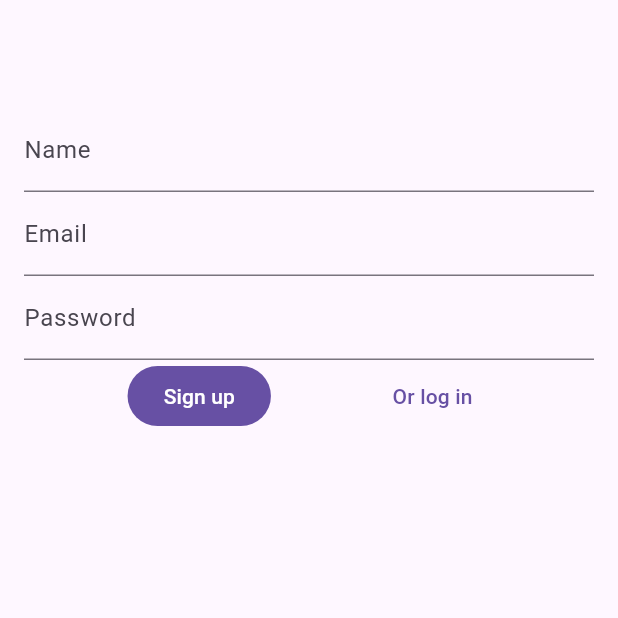
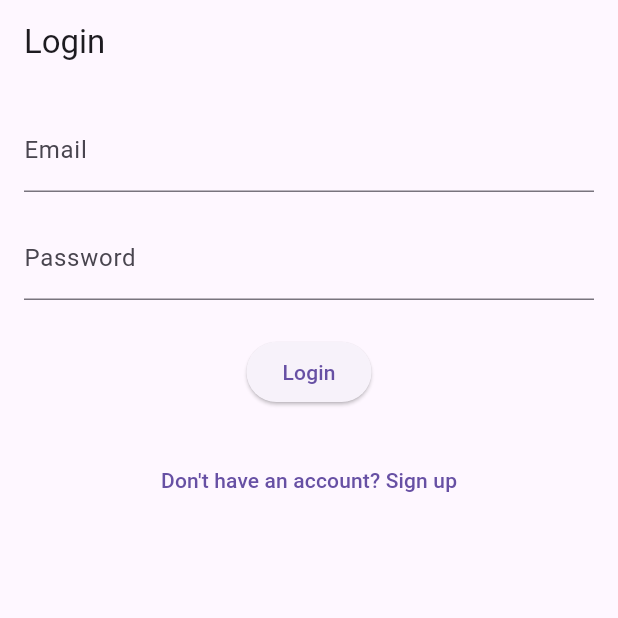
Before and after one commit to asieraduriz/savvy_expense_tracker, a Flutter app: the screen it shows after launch, on a phone screen of 412 x 824 dp, the top half of it. Run offline on Flutter 3.47's test engine with Material 3 defaults, Android fonts, the phone set to English and light mode, and no system bars; accounts and stored records are empty.

Commit message:
Replace login and signup pages with one auth page that toggles the ui between them

```diff
--- a/flutter_app/lib/gates/auth.dart
+++ b/flutter_app/lib/gates/auth.dart
@@ -1,8 +1,8 @@
 import 'package:flutter/material.dart';
 import 'package:provider/provider.dart';
 import 'package:savvy_expense_tracker/providers/auth.dart';
+import 'package:savvy_expense_tracker/screens/auth.dart';
 import 'package:savvy_expense_tracker/screens/home.dart';
-import 'package:savvy_expense_tracker/screens/signup.dart';
 
 class AuthGate extends StatelessWidget {
   const AuthGate({super.key});
@@ -11,10 +11,11 @@ class AuthGate extends StatelessWidget {
   Widget build(BuildContext context) {
     return Consumer<AuthProvider>(
       builder: (context, auth, child) {
+        print("Is not empty ${auth.accessToken?.isNotEmpty}");
         if (auth.accessToken?.isNotEmpty == true) {
           return const HomePage();
         }
-        return const SignupPage();
+        return const AuthPage();
       },
     );
   }
--- a/flutter_app/lib/providers/auth.dart
+++ b/flutter_app/lib/providers/auth.dart
@@ -4,7 +4,11 @@ import 'package:flutter/material.dart';
 import 'package:savvy_expense_tracker/interfaces/user.dart';
 import 'package:savvy_expense_tracker/services/auth.dart';
 
+enum AuthStatus { unauthenticated, authenticating, authenticated }
+
 class AuthProvider extends ChangeNotifier {
+  AuthStatus _status = AuthStatus.unauthenticated;
+  String? _errorMessage;
   final AuthService authService;
 
   User? _user;
@@ -12,21 +16,51 @@ class AuthProvider extends ChangeNotifier {
 
   AuthProvider({required this.authService});
 
+  AuthStatus get status => _status;
+  String? get errorMessage => _errorMessage;
   User? get user => _user;
   String? get accessToken => _accessToken;
 
   Future<void> signup(String name, String email, String password) async {
+    _status = AuthStatus.authenticating;
+    notifyListeners();
+
+    await Future.delayed(const Duration(seconds: 1));
+
     final response = await authService.signup(name, email, password);
     if (response.statusCode == 201) {
       final decodedResponse = jsonDecode(response.body);
       _user = User.fromJson(decodedResponse);
       _accessToken = decodedResponse['access_token'];
+      _status = AuthStatus.authenticated;
 
       print(_user);
       print(_accessToken);
-      notifyListeners();
     } else {
-      throw Exception('Errror signing up user. ${response.body}');
+      _status = AuthStatus.unauthenticated;
+      _errorMessage = 'Errror signing up user. ${response.body}';
     }
+    notifyListeners();
+  }
+
+  Future<void> login(String email, String password) async {
+    _status = AuthStatus.authenticating;
+    notifyListeners();
+
+    await Future.delayed(const Duration(seconds: 1));
+
+    final response = await authService.login(email, password);
+    if (response.statusCode == 200) {
+      final decodedResponse = jsonDecode(response.body);
+      _user = User.fromJson(decodedResponse);
+      _accessToken = decodedResponse['access_token'];
+      _status = AuthStatus.authenticated;
+      print(_user);
+      print(_accessToken);
+    } else {
+      _status = AuthStatus.unauthenticated;
+      _errorMessage = 'Errror login in user. ${response.body}';
+    }
+    notifyListeners();
   }
 }
--- /dev/null
+++ b/flutter_app/lib/screens/auth.dart
@@ -0,0 +1,172 @@
+import 'package:flutter/material.dart';
+import 'package:provider/provider.dart';
+import 'package:savvy_expense_tracker/providers/auth.dart';
+
+class AuthPage extends StatefulWidget {
+  const AuthPage({super.key});
+
+  @override
+  State<AuthPage> createState() => _AuthPageState();
+}
+
+class _AuthPageState extends State<AuthPage> {
+  bool _showLoginUI = true;
+
+  // Controllers for Login form
+  final TextEditingController _loginEmailController = TextEditingController();
+  final TextEditingController _loginPasswordController =
+      TextEditingController();
+
+  // Controllers for Signup form
+  final TextEditingController _signupEmailController = TextEditingController();
+  final TextEditingController _signupUsernameController =
+      TextEditingController();
+  final TextEditingController _signupPasswordController =
+      TextEditingController();
+
+  @override
+  void dispose() {
+    _loginEmailController.dispose();
+    _loginPasswordController.dispose();
+    _signupEmailController.dispose();
+    _signupUsernameController.dispose();
+    _signupPasswordController.dispose();
+    super.dispose();
+  }
+
+  void _toggleAuthMode() {
+    setState(() {
+      _showLoginUI = !_showLoginUI;
+    });
+  }
+
+  Future<void> _handleLogin(BuildContext context) async {
+    final authProvider = Provider.of<AuthProvider>(context, listen: false);
+    await authProvider.login(
+      _loginEmailController.text.trim(),
+      _loginPasswordController.text.trim(),
+    );
+  }
+
+  Future<void> _handleSignup(BuildContext context) async {
+    final authProvider = Provider.of<AuthProvider>(context, listen: false);
+    await authProvider.signup(
+      _signupUsernameController.text.trim(),
+      _signupEmailController.text.trim(),
+      _signupPasswordController.text.trim(),
+    );
+  }
+
+  @override
+  Widget build(BuildContext context) {
+    return Scaffold(
+      appBar: AppBar(title: Text(_showLoginUI ? 'Login' : 'Sign Up')),
+      body: SingleChildScrollView(
+        padding: const EdgeInsets.all(16.0),
+        child: Column(
+          mainAxisAlignment: MainAxisAlignment.center,
+          children: [
+            if (_showLoginUI)
+              _buildLoginForm(context)
+            else
+              _buildSignupForm(context),
+            const SizedBox(height: 24.0),
+            TextButton(
+              onPressed: _toggleAuthMode,
+              child: Text(
+                _showLoginUI
+                    ? "Don't have an account? Sign up"
+                    : 'Already have an account? Log in',
+              ),
+            ),
+          ],
+        ),
+      ),
+    );
+  }
+
+  Widget _buildLoginForm(BuildContext context) {
+    final authProvider = Provider.of<AuthProvider>(context); // To access state
+
+    return Column(
+      children: [
+        TextField(
+          controller: _loginEmailController,
+          keyboardType: TextInputType.emailAddress,
+          decoration: const InputDecoration(labelText: 'Email'),
+        ),
+        const SizedBox(height: 16.0),
+        TextField(
+          controller: _loginPasswordController,
+          obscureText: true,
+          decoration: const InputDecoration(labelText: 'Password'),
+        ),
+        const SizedBox(height: 24.0),
+        ElevatedButton(
+          onPressed:
+              authProvider.status == AuthStatus.authenticating
+                  ? null
+                  : () => _handleLogin(context),
+          child:
+              authProvider.status == AuthStatus.authenticating
+                  ? const CircularProgressIndicator()
+                  : const Text('Login'),
+        ),
+        if (authProvider.errorMessage != null && _showLoginUI)
+          Padding(
+            padding: const EdgeInsets.only(top: 8.0),
+            child: Text(
+              authProvider.errorMessage!,
+              style: TextStyle(color: Theme.of(context).colorScheme.error),
+              textAlign: TextAlign.center,
+            ),
+          ),
+      ],
+    );
+  }
+
+  Widget _buildSignupForm(BuildContext context) {
+    final authProvider = Provider.of<AuthProvider>(context); // To access state
+
+    return Column(
+      children: [
+        TextField(
+          controller: _signupEmailController,
+          keyboardType: TextInputType.emailAddress,
+          decoration: const InputDecoration(labelText: 'Email'),
+        ),
+        const SizedBox(height: 16.0),
+        TextField(
+          controller: _signupUsernameController,
+          decoration: const InputDecoration(labelText: 'Username'),
+        ),
+        const SizedBox(height: 16.0),
+        TextField(
+          controller: _signupPasswordController,
+          obscureText: true,
+          decoration: const InputDecoration(labelText: 'Password'),
+        ),
+        const SizedBox(height: 24.0),
+        ElevatedButton(
+          onPressed:
+              authProvider.status == AuthStatus.authenticating
+                  ? null
+                  : () => _handleSignup(context),
+          child:
+              authProvider.status == AuthStatus.authenticating
+                  ? const CircularProgressIndicator()
+                  : const Text('Sign Up'),
+        ),
+        if (authProvider.errorMessage != null && !_showLoginUI)
+          Padding(
+            padding: const EdgeInsets.only(top: 8.0),
+            child: Text(
+              authProvider.errorMessage!,
+              style: TextStyle(color: Theme.of(context).colorScheme.error),
+              textAlign: TextAlign.center,
+            ),
+          ),
+      ],
+    );
+  }
+}
--- a/flutter_app/lib/screens/signup.dart
+++ /dev/null
@@ -1,76 +0,0 @@
-import 'package:flutter/material.dart';
-import 'package:http/http.dart' as http;
-import 'package:provider/provider.dart';
-import 'package:savvy_expense_tracker/providers/auth.dart';
-import 'dart:convert';
-import 'login.dart';
-
-class SignupPage extends StatefulWidget {
-  const SignupPage({super.key});
-
-  @override
-  State<SignupPage> createState() => _SignupPageState();
-}
-
-class _SignupPageState extends State<SignupPage> {
-  final formKey = GlobalKey<FormState>();
-  final nameController = TextEditingController();
-  final emailController = TextEditingController();
-  final passwordController = TextEditingController();
-
-  @override
-  Widget build(BuildContext context) {
-    return Scaffold(
-      appBar: AppBar(),
-      body: Padding(
-        padding: EdgeInsets.all(16.0),
-        child: Form(
-          child: Column(
-            children: [
-              TextFormField(
-                controller: nameController,
-                decoration: InputDecoration(labelText: 'Name'),
-              ),
-              TextFormField(
-                controller: emailController,
-                decoration: InputDecoration(labelText: 'Email'),
-              ),
-              TextFormField(
-                controller: passwordController,
-                decoration: InputDecoration(labelText: 'Password'),
-              ),
-              Row(
-                mainAxisAlignment: MainAxisAlignment.spaceEvenly,
-                children: [
-                  FilledButton(
-                    onPressed: () async {
-                      String name = nameController.text;
-                      String email = emailController.text;
-                      String password = passwordController.text;
-                      await Provider.of<AuthProvider>(
-                        context,
-                        listen: false,
-                      ).signup(name, email, password);
-                    },
-                    child: const Text('Sign up'),
-                  ),
-                  TextButton(
-                    onPressed: () {
-                      Navigator.pushReplacement(
-                        context,
-                        MaterialPageRoute(
-                          builder: (context) => const LoginPage(),
-                        ),
-                      );
-                    },
-                    child: const Text("Or log in"),
-                  ),
-                ],
-              ),
-            ],
-          ),
-        ),
-      ),
-    );
-  }
-}
```
Also changed, not shown: flutter_app/lib/screens/login.dart (deleted, +0 -41 lines).
